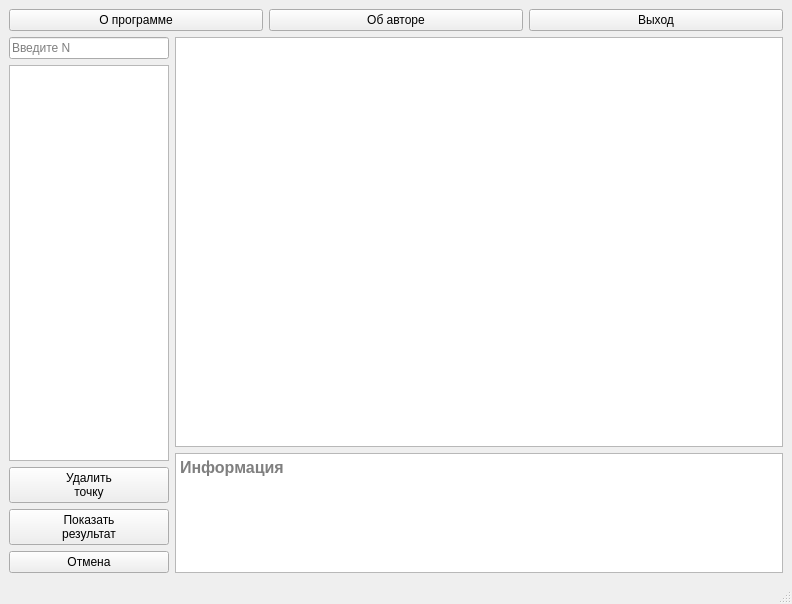
Qt form lab_01/mainwindow.ui (AskaryanKarine/BMSTU-CG) before a commit.
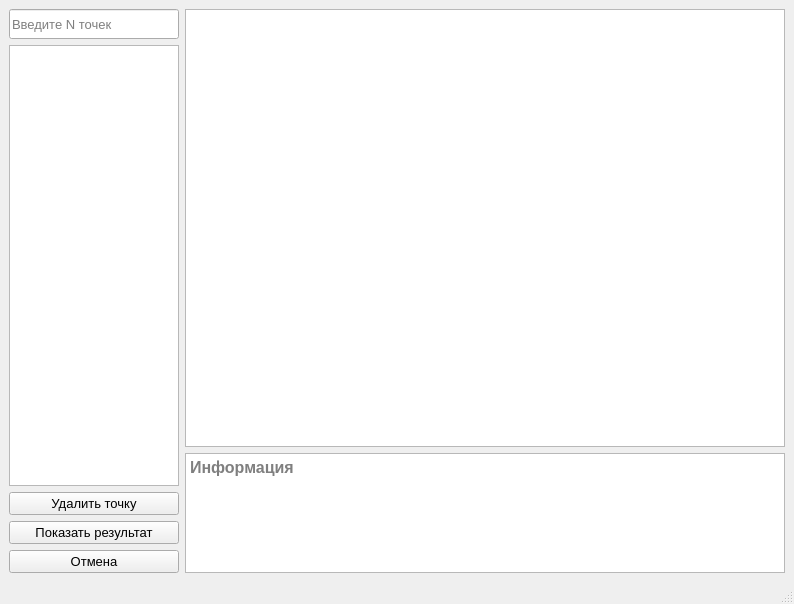
The same form after that commit.

Commit message: Кнопки о программе, об авторе, выход перенесены в контекстное меню, добавлена возможность вводить точки (на графике еще не рисуется)

Patch:
```diff
--- a/lab_01/mainwindow.ui
+++ b/lab_01/mainwindow.ui
@@ -6,7 +6,7 @@
    <rect>
     <x>0</x>
     <y>0</y>
-    <width>792</width>
+    <width>794</width>
     <height>604</height>
    </rect>
   </property>
@@ -15,85 +15,92 @@
   </property>
   <widget class="QWidget" name="centralwidget">
    <layout class="QFormLayout" name="formLayout">
-    <item row="0" column="0" colspan="2">
-     <layout class="QHBoxLayout" name="horizontalLayout">
-      <item>
-       <widget class="QPushButton" name="pushButton_app_info">
-        <property name="text">
-         <string>О программе</string>
-        </property>
-       </widget>
-      </item>
-      <item>
-       <widget class="QPushButton" name="pushButton_author_info">
-        <property name="text">
-         <string>Об авторе</string>
-        </property>
-       </widget>
-      </item>
-      <item>
-       <widget class="QPushButton" name="pushButton_exit">
-        <property name="text">
-         <string>Выход</string>
-        </property>
-       </widget>
-      </item>
-     </layout>
-    </item>
-    <item row="1" column="0">
+    <item row="0" column="0">
      <layout class="QVBoxLayout" name="verticalLayout_2">
       <item>
        <widget class="QLineEdit" name="lineEdit">
+        <property name="minimumSize">
+         <size>
+          <width>0</width>
+          <height>30</height>
+         </size>
+        </property>
+        <property name="sizeIncrement">
+         <size>
+          <width>0</width>
+          <height>0</height>
+         </size>
+        </property>
+        <property name="baseSize">
+         <size>
+          <width>0</width>
+          <height>0</height>
+         </size>
+        </property>
+        <property name="font">
+         <font>
+          <pointsize>10</pointsize>
+         </font>
+        </property>
         <property name="placeholderText">
-         <string>Введите N</string>
+         <string>Введите N точек</string>
         </property>
        </widget>
       </item>
       <item>
-       <widget class="QTableView" name="tableView">
+       <widget class="QTableWidget" name="tableWidget">
         <property name="maximumSize">
          <size>
-          <width>160</width>
+          <width>170</width>
           <height>16777215</height>
          </size>
         </property>
-        <attribute name="horizontalHeaderCascadingSectionResizes">
-         <bool>true</bool>
+        <property name="font">
+         <font>
+          <pointsize>10</pointsize>
+         </font>
+        </property>
+        <attribute name="horizontalHeaderMinimumSectionSize">
+         <number>10</number>
         </attribute>
         <attribute name="horizontalHeaderDefaultSectionSize">
          <number>50</number>
         </attribute>
-        <attribute name="horizontalHeaderShowSortIndicator" stdset="0">
-         <bool>false</bool>
-        </attribute>
-        <attribute name="horizontalHeaderStretchLastSection">
-         <bool>false</bool>
-        </attribute>
-        <attribute name="verticalHeaderDefaultSectionSize">
-         <number>30</number>
-        </attribute>
        </widget>
       </item>
       <item>
        <layout class="QVBoxLayout" name="verticalLayout">
         <item>
          <widget class="QPushButton" name="pushButton_del_dot">
+          <property name="font">
+           <font>
+            <pointsize>10</pointsize>
+           </font>
+          </property>
           <property name="text">
-           <string>Удалить
-точку</string>
+           <string>Удалить точку</string>
           </property>
          </widget>
         </item>
         <item>
          <widget class="QPushButton" name="pushButton_result">
+          <property name="font">
+           <font>
+            <pointsize>10</pointsize>
+           </font>
+          </property>
           <property name="text">
-           <string>Показать
-результат</string>
+           <string>Показать результат</string>
           </property>
          </widget>
         </item>
         <item>
          <widget class="QPushButton" name="pushButton_cancel">
+          <property name="font">
+           <font>
+            <pointsize>10</pointsize>
+           </font>
+          </property>
           <property name="text">
            <string>Отмена</string>
           </property>
@@ -103,7 +110,7 @@
       </item>
      </layout>
     </item>
-    <item row="1" column="1">
+    <item row="0" column="1">
      <layout class="QVBoxLayout" name="verticalLayout_4">
       <item>
        <widget class="QGraphicsView" name="graphicsView"/>
```
Left out of the diff: 2 changed lines with no effect on the pictures. The commit also changes 2 other files.
